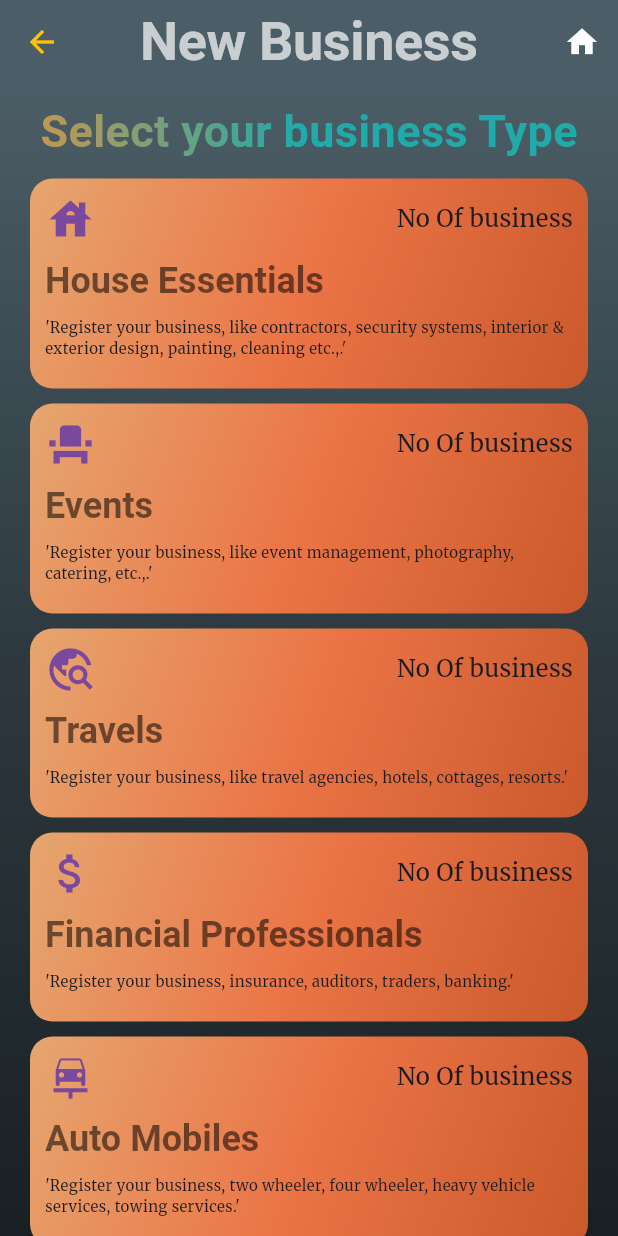
After one commit to sanjai-mahalingan/home_needer, a Flutter app: the BusinessLandingView screen opened by its route, on a phone screen of 412 x 824 dp. The commit adds this screen. Run offline on Flutter 3.47's test engine with Material 3 defaults, Android fonts, the phone set to English and light mode, and no system bars; our stand-ins replace cloud_firestore, firebase_auth, firebase_core, flutter_riverpod, google_fonts, loading_animation_widget; accounts and stored records are empty; Roboto replaces fonts that are missing (Hind).

Commit message:
Business landing page added

```diff
--- a/lib/main.dart
+++ b/lib/main.dart
@@ -1,4 +1,5 @@
 import 'package:firebase_core/firebase_core.dart';
+import 'package:home_needer/ui/business/business_landing_view.dart';
 import 'package:home_needer/ui/index_view.dart';
 import 'package:home_needer/ui/auth/login_view.dart';
 import 'package:home_needer/ui/profile/profile_view.dart';
@@ -30,6 +31,9 @@ class MainApp extends ConsumerWidget {
           displayLarge: const TextStyle(
               fontSize: 36, fontWeight: FontWeight.bold, color: Colors.black),
 
+          displayMedium:
+              GoogleFonts.hind(fontSize: 24, fontWeight: FontWeight.bold),
+
           // headlines
           titleLarge:
               GoogleFonts.oswald(fontSize: 18, fontStyle: FontStyle.italic),
@@ -51,6 +55,7 @@ class MainApp extends ConsumerWidget {
         "profileView": (context) => const ProfileView(
               userId: '',
             ),
+        "businessLandingView": (context) => BusinessLandingView(),
       },
     );
   }
--- /dev/null
+++ b/lib/models/business_model.dart
@@ -0,0 +1,52 @@
+const houseEssentials = [
+  "Contractors",
+  "Kitchen & Bath Remodeling",
+  "Landscaping & Gardening",
+  "Pool Maintenance",
+  "Security Systems",
+  "Interior Design",
+  "Junk Removal",
+  "Plumbing",
+  "Electrical",
+  "Appliance Repair",
+  "Carpentry",
+  "Roofing",
+  "Painting",
+  "Drywall Repair",
+  "Flooring",
+  "Cleaning"
+];
+
+const eventManagement = [
+  "Social Events",
+  "Professional Events",
+  "Cultural Events",
+  "Sporting Events",
+  "Educational Events",
+  "Photography",
+  "Catering",
+  "Tent and Banquet Chair",
+  "Stage Decoration",
+  "Beautician (Female/Male)"
+];
+
+const travels = [
+  "Travel Agencies / Tour Packers",
+  "Hotels",
+  "Cottages",
+  "Resorts"
+];
+
+const financialProfessionals = [
+  "Insurance Agencies",
+  "Auditors",
+  "Traders",
+  "Loan Agencies",
+];
+
+const autoMobiles = [
+  "Car Service",
+  "Two Wheeler Service",
+  "Heavy Vehicle Service",
+  "Towing Services"
+];
--- a/lib/models/country_state.dart
+++ b/lib/models/country_state.dart
@@ -1,4 +1,5 @@
 const indiaStateList = [
+  "Tamil Nadu",
   "Andhra Pradesh",
   "Arunachal Pradesh",
   "Assam",
@@ -21,7 +22,6 @@ const indiaStateList = [
   "Punjab",
   "Rajasthan",
   "Sikkim",
-  "Tamil Nadu",
   "Telangana",
   "Tripura",
   "Uttar Pradesh",
--- a/lib/ui/auth/login_view.dart
+++ b/lib/ui/auth/login_view.dart
@@ -175,7 +175,7 @@ class _LoginView extends ConsumerState<LoginView> {
                             return "Password is required";
                           }
                           if (value.isNotEmpty && value.length <= 6) {
-                            return "Password must contains minimum 6 characters";
+                            return "Password must contains minimum 7 characters";
                           }
                           return null;
                         },
--- a/lib/ui/auth/registration_view.dart
+++ b/lib/ui/auth/registration_view.dart
@@ -56,7 +56,7 @@ class _RegistrationView extends ConsumerState<RegistrationView> {
             setState(() {
               isLoading = false;
             });
-            Navigator.pushReplacementNamed(context, 'indexView');
+            Navigator.pushReplacementNamed(context, 'initialView');
             return;
           }
         });
@@ -170,6 +170,8 @@ class _RegistrationView extends ConsumerState<RegistrationView> {
                         controller: displayName,
                         keyboardType: TextInputType.name,
                         textInputAction: TextInputAction.next,
+                        style: const TextStyle(
+                            color: Color.fromARGB(255, 156, 105, 16)),
                         decoration: const InputDecoration(
                           label: Text(
                             "Display Name",
--- /dev/null
+++ b/lib/ui/business/business_landing_view.dart
@@ -0,0 +1,148 @@
+import 'package:flutter/material.dart';
+import 'package:flutter_riverpod/flutter_riverpod.dart';
+import 'package:home_needer/ui/initial_view.dart';
+import 'package:home_needer/widgets/go_to_home_view.dart';
+import 'package:google_fonts/google_fonts.dart';
+import 'package:home_needer/widgets/gradient_container_view.dart';
+
+class BusinessLandingView extends ConsumerStatefulWidget {
+  BusinessLandingView({super.key});
+
+  @override
+  ConsumerState<BusinessLandingView> createState() =>
+      _BusinessLandingViewState();
+}
+
+class _BusinessLandingViewState extends ConsumerState<BusinessLandingView> {
+  final Shader linearGradient = const LinearGradient(
+    colors: <Color>[
+      Color.fromARGB(255, 218, 148, 68),
+      Color.fromARGB(255, 33, 170, 170)
+    ],
+  ).createShader(const Rect.fromLTWH(0.0, 0.0, 200.0, 70.0));
+
+  @override
+  Widget build(BuildContext context) {
+    final user = ref.watch(userSession);
+    return Scaffold(
+      appBar: AppBar(
+        backgroundColor: const Color.fromARGB(255, 75, 93, 102),
+        title: Text(
+          'New Business',
+          style: Theme.of(context)
+              .textTheme
+              .displayLarge!
+              .copyWith(color: Colors.white70),
+        ),
+        centerTitle: true,
+        actions: [GoToHomeView()],
+        foregroundColor: Colors.amber,
+      ),
+      body: Container(
+        height: double.infinity,
+        width: double.infinity,
+        decoration: const BoxDecoration(
+          gradient: LinearGradient(
+            begin: Alignment.topLeft,
+            end: Alignment.bottomLeft,
+            colors: [
+              Color.fromARGB(255, 75, 93, 102),
+              Color.fromARGB(255, 45, 57, 63),
+              Color.fromARGB(255, 25, 32, 36)
+            ],
+          ),
+        ),
+        child: SingleChildScrollView(
+          child: Padding(
+            padding: const EdgeInsets.only(right: 20, left: 20, top: 10),
+            child: Column(
+              crossAxisAlignment: CrossAxisAlignment.center,
+              mainAxisAlignment: MainAxisAlignment.spaceBetween,
+              children: [
+                Text(
+                  "Select your business Type",
+                  style: GoogleFonts.hind(
+                    textStyle: TextStyle(
+                        fontSize: 30,
+                        fontWeight: FontWeight.bold,
+                        foreground: Paint()..shader = linearGradient),
+                  ),
+                ),
+                const SizedBox(
+                  height: 10,
+                ),
+                GradientContainerView(
+                  userId: user!.uid,
+                  title: "House Essentials",
+                  content:
+                      "'Register your business, like contractors, security systems, interior & exterior design, painting, cleaning etc.,.'",
+                  icon: const Icon(
+                    Icons.house,
+                    size: 34,
+                    color: Color.fromARGB(255, 122, 72, 156),
+                  ),
+                ),
+                const SizedBox(
+                  height: 10,
+                ),
+                GradientContainerView(
+                  userId: user.uid,
+                  title: "Events",
+                  content:
+                      "'Register your business, like event management, photography, catering, etc.,.'",
+                  icon: const Icon(
+                    Icons.event_seat_sharp,
+                    size: 34,
+                    color: Color.fromARGB(255, 122, 72, 156),
+                  ),
+                ),
+                const SizedBox(
+                  height: 10,
+                ),
+                GradientContainerView(
+                  userId: user.uid,
+                  title: "Travels",
+                  content:
+                      "'Register your business, like travel agencies, hotels, cottages, resorts.'",
+                  icon: const Icon(
+                    Icons.travel_explore,
+                    size: 34,
+                    color: Color.fromARGB(255, 122, 72, 156),
+                  ),
+                ),
+                const SizedBox(
+                  height: 10,
+                ),
+                GradientContainerView(
+                  userId: user.uid,
+                  title: "Financial Professionals",
+                  content:
+                      "'Register your business, insurance, auditors, traders, banking.'",
+                  icon: const Icon(
+                    Icons.attach_money,
+                    size: 34,
+                    color: Color.fromARGB(255, 122, 72, 156),
+                  ),
+                ),
+                const SizedBox(
+                  height: 10,
+                ),
+                GradientContainerView(
+                  userId: user.uid,
+                  title: "Auto Mobiles",
+                  content:
+                      "'Register your business, two wheeler, four wheeler, heavy vehicle services, towing services.'",
+                  icon: const Icon(
+                    Icons.car_repair,
+                    size: 34,
+                    color: Color.fromARGB(255, 122, 72, 156),
+                  ),
+                ),
+              ],
+            ),
+          ),
+        ),
+      ),
+    );
+  }
+}
--- a/lib/ui/profile/profile_view.dart
+++ b/lib/ui/profile/profile_view.dart
@@ -27,8 +27,8 @@ class _ProfileView extends ConsumerState<ProfileView> {
   TextEditingController addressLine2 = TextEditingController();
   TextEditingController city = TextEditingController();
   TextEditingController zipCode = TextEditingController();
-  String? country = "India";
-  String? selectedState;
+  String country = "India";
+  String selectedState = 'Tamil Nadu';
 
   onProfileUpdate() async {
     if (_formKey.currentState!.validate()) {
@@ -76,9 +76,7 @@ class _ProfileView extends ConsumerState<ProfileView> {
   void initState() {
     super.initState();
     print("User Id on Init Stateeeeee ${widget.userId}");
-    setState(() {
-      isLoading = true;
-    });
+
     if (widget.userId != null && widget.userId != '') {
       initializeValue();
     }
@@ -104,7 +102,7 @@ class _ProfileView extends ConsumerState<ProfileView> {
         city.text = data["city"] ?? '';
         zipCode.text = data["zipCode"] ?? '';
         country = data["India"] ?? '';
-        selectedState = data["state"] ?? '';
+        selectedState = data["state"] ?? 'Tamil Nadu';
       });
     });
   }
@@ -300,18 +298,20 @@ class _ProfileView extends ConsumerState<ProfileView> {
                                 Expanded(
                                   child: DropdownButton(
                                     isExpanded: true,
-                                    value: selectedState ?? selectedState,
-                                    items: indiaStateList.map((value) {
-                                      return DropdownMenuItem(
-                                          value: value, child: Text(value));
-                                    }).toList(),
+                                    value: selectedState,
                                     onChanged: (value) {
                                       setState(() {
                                         selectedState = value!;
                                       });
                                     },
+                                    items: indiaStateList.map((String value) {
+                                      return DropdownMenuItem(
+                                        value: value,
+                                        child: Text(value),
+                                      );
+                                    }).toList(),
                                   ),
-                                )
+                                ),
                               ],
                             ),
                             const SizedBox(
--- /dev/null
+++ b/lib/widgets/gradient_container_view.dart
@@ -0,0 +1,72 @@
+import 'package:flutter/material.dart';
+import 'package:flutter_riverpod/flutter_riverpod.dart';
+
+class GradientContainerView extends ConsumerStatefulWidget {
+  const GradientContainerView(
+      {super.key,
+      required this.userId,
+      required this.title,
+      required this.content,
+      required this.icon});
+  final String userId;
+  final String title;
+  final String content;
+  final Icon icon;
+
+  @override
+  ConsumerState<GradientContainerView> createState() =>
+      _GradientContainerView();
+}
+
+class _GradientContainerView extends ConsumerState<GradientContainerView> {
+  @override
+  Widget build(BuildContext context) {
+    return Container(
+      decoration: BoxDecoration(
+          gradient: const LinearGradient(
+              begin: Alignment.topLeft,
+              end: Alignment.bottomRight,
+              colors: [
+                Color.fromARGB(255, 230, 166, 111),
+                Color.fromARGB(255, 235, 116, 70),
+                Color.fromARGB(255, 202, 89, 44)
+              ]),
+          borderRadius: BorderRadius.circular(15)),
+      child: Padding(
+        padding: const EdgeInsets.all(10),
+        child: Column(
+          crossAxisAlignment: CrossAxisAlignment.start,
+          children: [
+            Row(
+              mainAxisAlignment: MainAxisAlignment.spaceBetween,
+              children: [
+                widget.icon,
+                const Text('No Of business'),
+              ],
+            ),
+            const SizedBox(
+              height: 10,
+            ),
+            Text(
+              widget.title,
+              style: Theme.of(context)
+                  .textTheme
+                  .displayMedium!
+                  .copyWith(color: Colors.black54),
+            ),
+            const SizedBox(
+              height: 10,
+            ),
+            Text(
+              widget.content,
+              style: const TextStyle(fontSize: 10),
+            ),
+            const SizedBox(
+              height: 10,
+            )
+          ],
+        ),
+      ),
+    );
+  }
+}
--- a/lib/widgets/side_nav_view.dart
+++ b/lib/widgets/side_nav_view.dart
@@ -94,11 +94,11 @@ class _SideNav extends ConsumerState<SideNav> {
         ListTile(
           leading: const Icon(Icons.add),
           title: Text(
-            'Create New Trip',
+            'Add New Business',
             style: Theme.of(context).textTheme.titleMedium,
           ),
           onTap: () {
-            Navigator.popAndPushNamed(context, 'createTripView');
+            Navigator.popAndPushNamed(context, 'businessLandingView');
           },
         )
       ],
```
Also changed, not shown: assets/container_background.jpeg (added).
